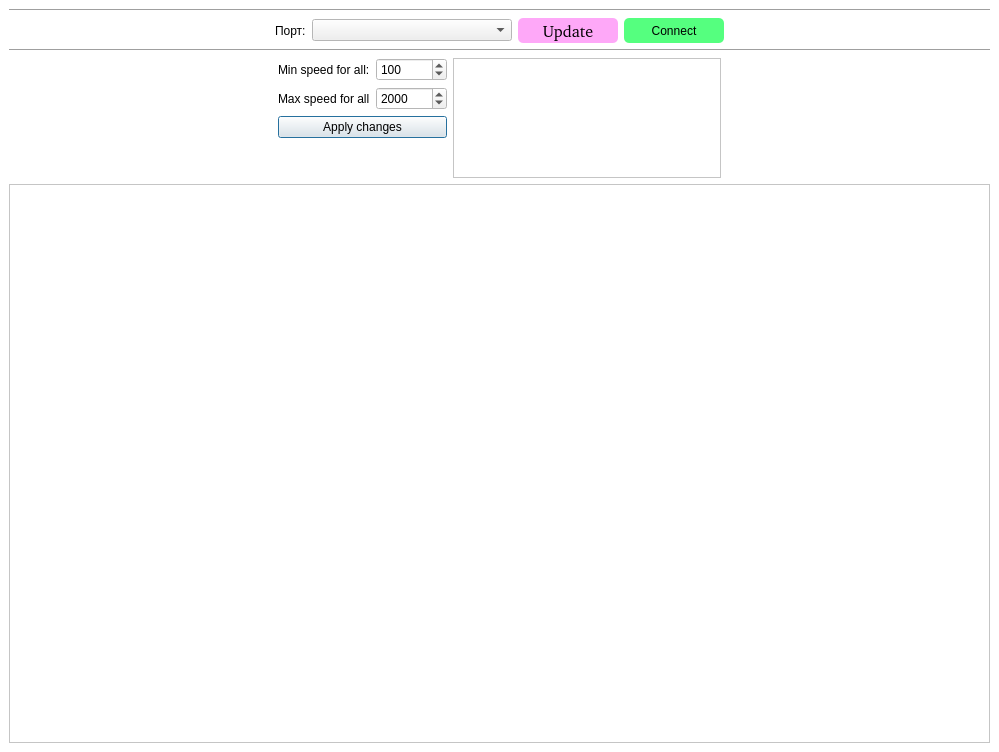
The window that mainwindow.ui (Dmytr0K/steppers_control_se) describes before a commit, drawn with Qt 5.
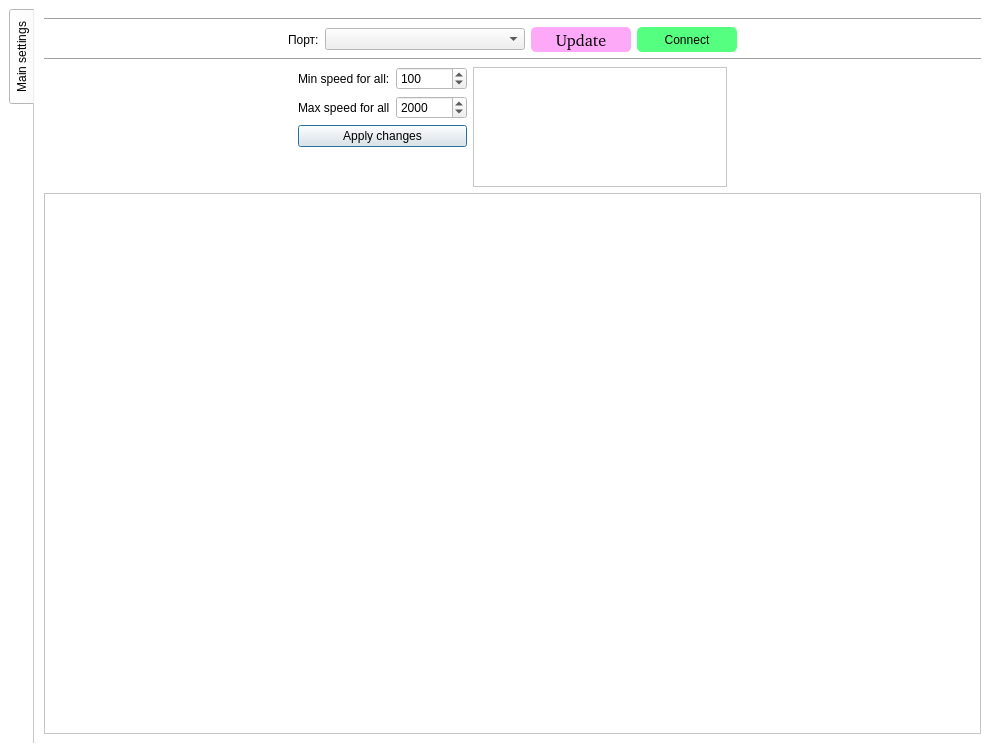
The same window after the commit.

Patch:
```diff
--- a/mainwindow.ui
+++ b/mainwindow.ui
@@ -98,6 +98,28 @@
   <widget class="QWidget" name="centralwidget">
    <layout class="QGridLayout" name="gridLayout">
     <item row="0" column="0">
+     <widget class="QTabWidget" name="tabWidget">
+      <property name="tabPosition">
+       <enum>QTabWidget::West</enum>
+      </property>
+      <property name="currentIndex">
+       <number>0</number>
+      </property>
+      <property name="usesScrollButtons">
+       <bool>false</bool>
+      </property>
+      <property name="documentMode">
+       <bool>true</bool>
+      </property>
+      <property name="tabBarAutoHide">
+       <bool>false</bool>
+      </property>
+      <widget class="QWidget" name="tab_main">
+       <attribute name="title">
+        <string>Main settings</string>
+       </attribute>
+       <layout class="QGridLayout" name="gridLayout_2">
+        <item row="0" column="0">
      <layout class="QVBoxLayout" name="verticalLayout_2">
       <item>
        <widget class="Line" name="line_2">
@@ -400,7 +422,7 @@
             <rect>
              <x>0</x>
              <y>0</y>
-             <width>243</width>
+                 <width>221</width>
              <height>144</height>
             </rect>
            </property>
@@ -438,14 +460,18 @@
           <rect>
            <x>0</x>
            <y>0</y>
-           <width>971</width>
-           <height>496</height>
+               <width>907</width>
+               <height>464</height>
           </rect>
          </property>
         </widget>
        </widget>
       </item>
      </layout>
+        </item>
+       </layout>
+      </widget>
+     </widget>
     </item>
    </layout>
   </widget>
```
Lines whose indentation alone changed are shown as unchanged.
